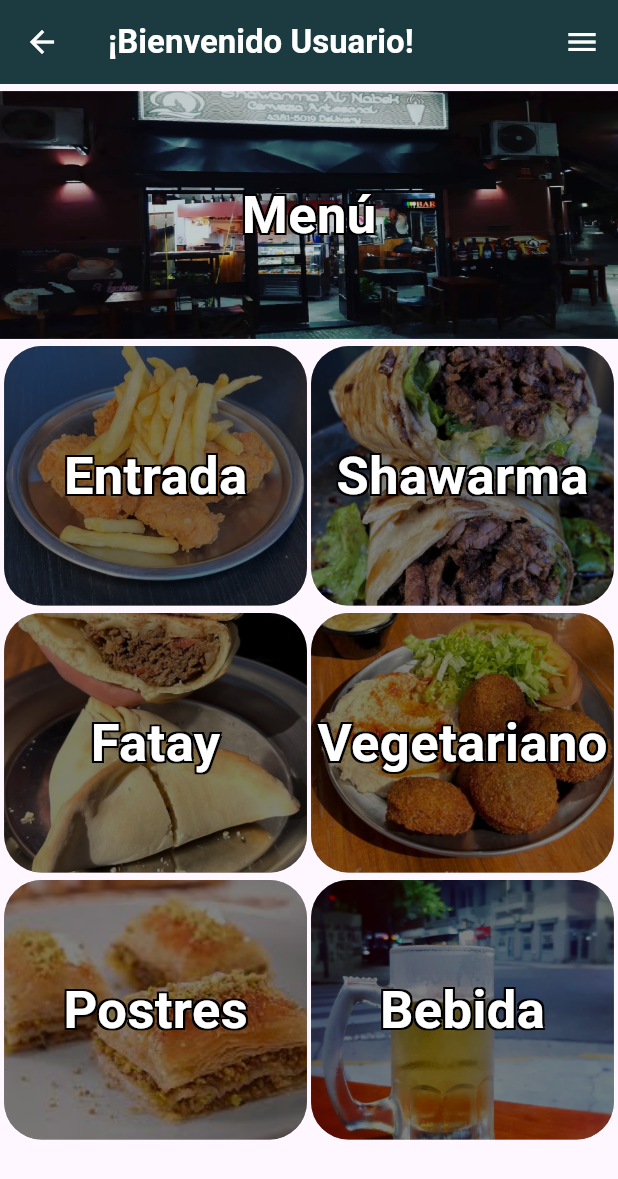
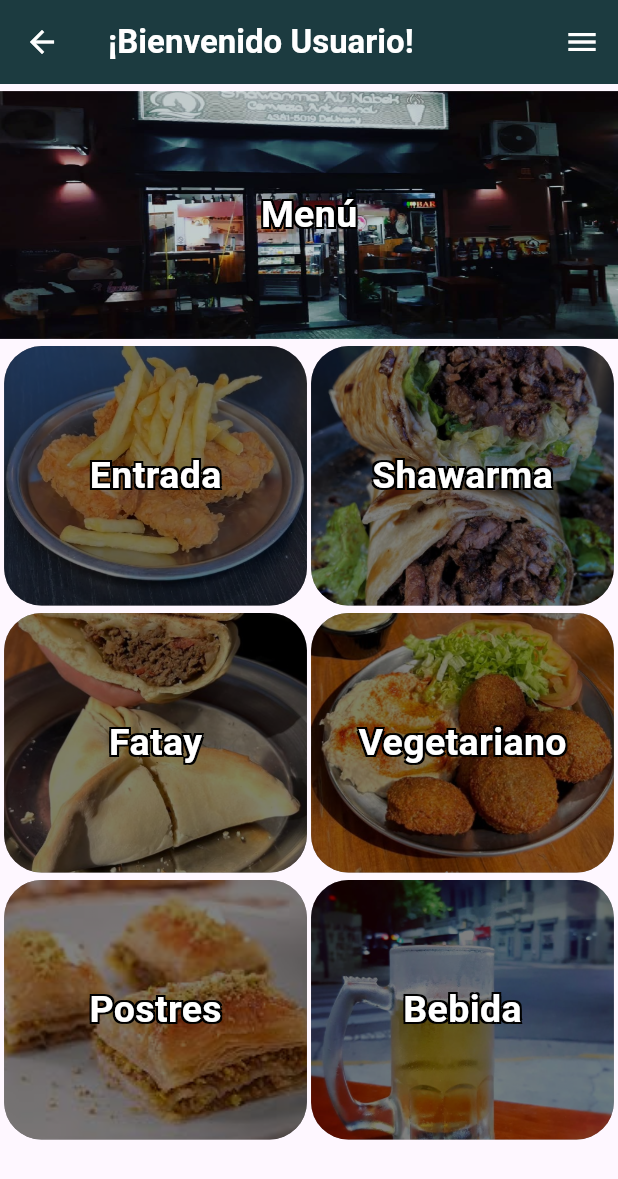
Before and after one commit to FerG0373/alnabekapp, a Flutter app: the HomeScreen screen opened by its route, on a phone screen of 412 x 824 dp. Shown: the top 1179 px of the screen. Run offline on Flutter 3.47's test engine with Material 3 defaults, Android fonts, the phone set to English and light mode, and no system bars.

Commit message:
Se modificó el nombre del método de los ítems de alimentos

```diff
--- a/lib/components/imagecards.dart
+++ b/lib/components/imagecards.dart
@@ -12,12 +12,12 @@ class AppImageCards {
         Shadow(offset: Offset(-1.5, 1.5), color: Colors.black),
       ],
       color: AppColors.cardText,
-      fontSize: 35,
+      fontSize: 25,
       fontWeight: FontWeight.bold,
     );
 
   // Método para insertar la imagen de menú en la pantalla.
-  static Widget insertarMenuCard(BuildContext context, String rutaImagen, String titulo) {
+  static Widget insertarMenuPortada(BuildContext context, String rutaImagen, String titulo) {
     return Container(
       decoration: BoxDecoration(
         color: Colors.black,
@@ -37,8 +37,8 @@ class AppImageCards {
       )
     );
   }
-  // Método para insertar una tarjeta de imagen.
-  static Widget insertarItemCard(BuildContext context, String rutaPantalla, String imagen, String titulo) {
+  // Método para insertar la imagen de una comida.
+  static Widget insertarItem(BuildContext context, String rutaPantalla, String imagen, String titulo) {
     return GestureDetector(
       onTap: () {
         if(rutaPantalla == '') {
--- a/lib/screens/scr3_home.dart
+++ b/lib/screens/scr3_home.dart
@@ -30,16 +30,16 @@ class _HomeScreenState extends State<HomeScreen> {
             // Espacio entre tarjetas.
             espacio,
             // Menú
-            AppImageCards.insertarMenuCard(context, AppImages.menu, 'Menú'),
+            AppImageCards.insertarMenuPortada(context, AppImages.menu, 'Menú'),
             // Espacio entre tarjetas.
             espacio,
             Row(
               mainAxisAlignment: MainAxisAlignment.spaceEvenly,
               children: [
                 // Entrada.
-                AppImageCards.insertarItemCard(context, '/entrada', AppImages.entrada, 'Entrada'),
+                AppImageCards.insertarItem(context, '/entrada', AppImages.entrada, 'Entrada'),
                 // Shawarma.
-                AppImageCards.insertarItemCard(context, '/shawarma', AppImages.shawarma, 'Shawarma'),
+                AppImageCards.insertarItem(context, '/shawarma', AppImages.shawarma, 'Shawarma'),
               ]
             ),
             // Espacio entre tarjetas.
@@ -48,9 +48,9 @@ class _HomeScreenState extends State<HomeScreen> {
               mainAxisAlignment: MainAxisAlignment.spaceEvenly,
               children: [
                 // Fatay.
-                AppImageCards.insertarItemCard(context, '', AppImages.fatay, 'Fatay'),
+                AppImageCards.insertarItem(context, '', AppImages.fatay, 'Fatay'),
                 // Vegetariano.
-                AppImageCards.insertarItemCard(context, '', AppImages.vegetariano, 'Vegetariano'),
+                AppImageCards.insertarItem(context, '', AppImages.vegetariano, 'Vegetariano'),
               ],
             ),
             // Espacio entre tarjetas.
@@ -59,9 +59,9 @@ class _HomeScreenState extends State<HomeScreen> {
               mainAxisAlignment: MainAxisAlignment.spaceEvenly,
               children: [
                 // Postres.
-                AppImageCards.insertarItemCard(context, '', AppImages.baklava, 'Postres'),
+                AppImageCards.insertarItem(context, '', AppImages.baklava, 'Postres'),
                 // Bebida.
-                AppImageCards.insertarItemCard(context, '', AppImages.bebida, 'Bebida'),
+                AppImageCards.insertarItem(context, '', AppImages.bebida, 'Bebida'),
               ]
             )
           ],
--- a/lib/screens/scr5_shawarma.dart
+++ b/lib/screens/scr5_shawarma.dart
@@ -19,7 +19,7 @@ class _ShawarmaScreenState extends State<ShawarmaScreen> {
       body: Column(
         children: [
 
-          AppImageCards.insertarMenuCard(context, AppImages.shawarmaMenu, ''),
+          AppImageCards.insertarMenuPortada(context, AppImages.shawarmaMenu, ''),
         ],
       )
     );
```
